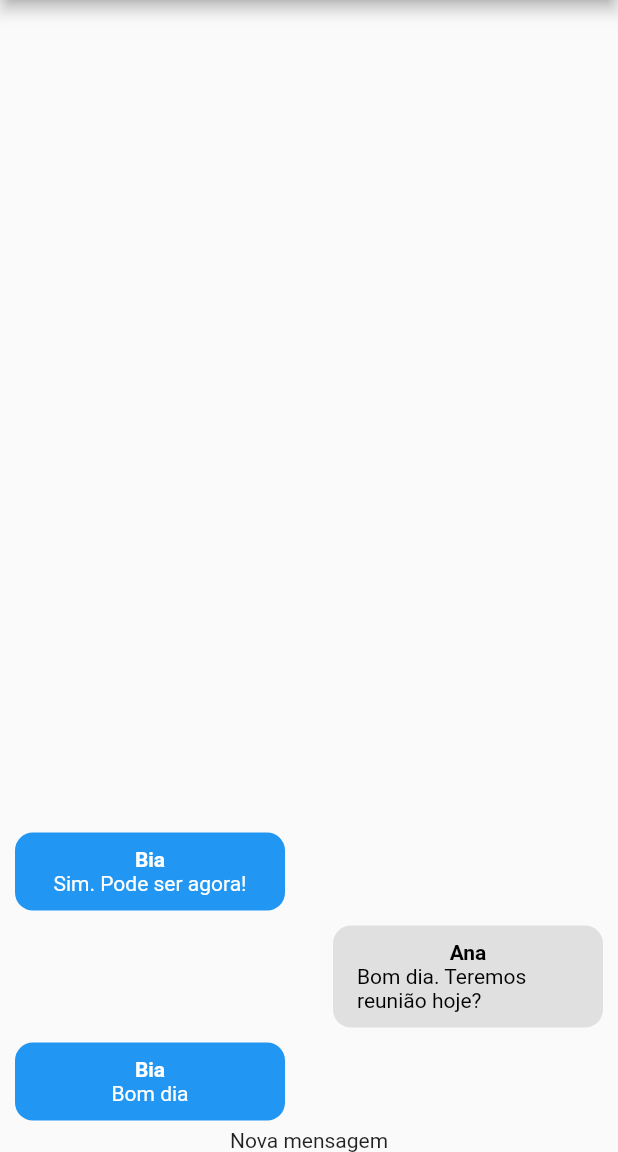
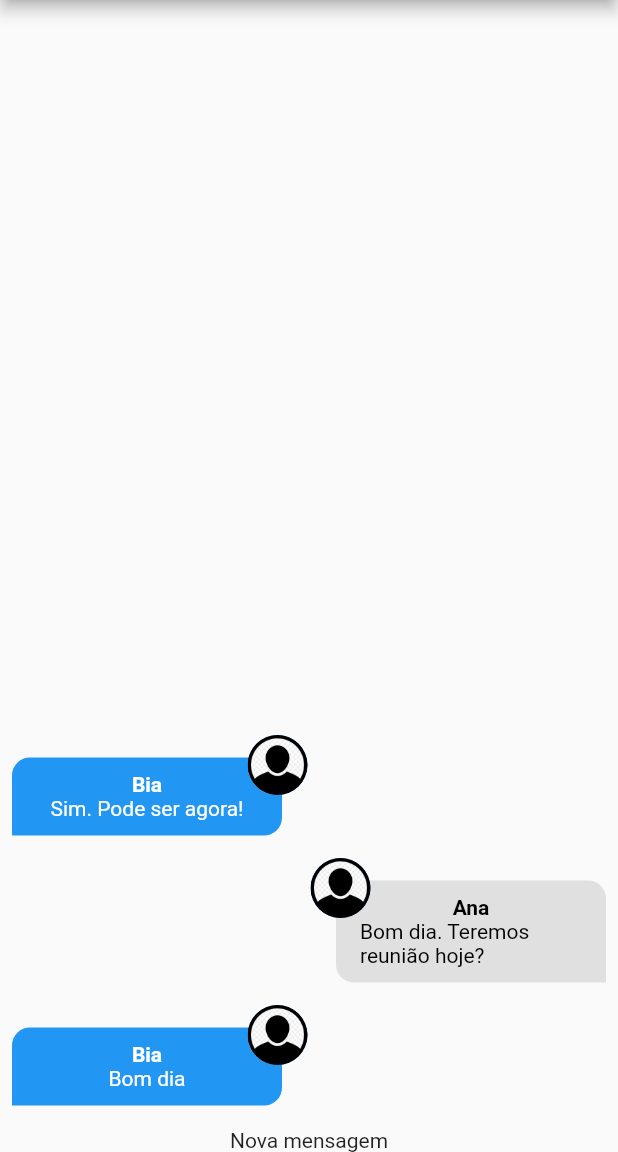
Before and after one commit to Jo-Analyst/Chat, a Flutter app: the screen it shows after launch, on a phone screen of 412 x 824 dp, the part 84-1236 px from its top. Run offline on Flutter 3.47's test engine with Material 2 defaults, Android fonts, the phone set to English and light mode, and no system bars; our stand-ins replace image_picker; accounts and stored records are empty.

Commit message:
Componente Message Bubble #02

```diff
--- a/lib/components/auth_form.dart
+++ b/lib/components/auth_form.dart
@@ -87,7 +87,7 @@ class _AuthFormState extends State<AuthForm> {
               Row(
                 children: [
                   SizedBox(
-                    width: 281,
+                    width: 335,
                     child: TextFormField(
                       key: const ValueKey("password"),
                       initialValue: _formData.password,
--- a/lib/components/message_bubble.dart
+++ b/lib/components/message_bubble.dart
@@ -1,19 +1,39 @@
+import 'dart:io';
+
 import 'package:flutter/material.dart';
 import '../core/models/chat_message.dart';
 
 class MessageBubble extends StatelessWidget {
   final ChatMessage message;
   final bool belongsToCurrentuser;
-
+  static const _defaultImage = "assets/images/avatar.png";
   const MessageBubble({
     required this.message,
     required this.belongsToCurrentuser,
     super.key,
   });
 
+  Widget _showUserImage(String imageUrl) {
+    ImageProvider? provider;
+    final uri = Uri.parse(imageUrl);
+    if (uri.path.contains(_defaultImage)) {
+      provider = const AssetImage(_defaultImage);
+    } else if (uri.scheme.contains("http")) {
+      provider = NetworkImage(uri.toString());
+    } else {
+      provider = FileImage(File(uri.toString()));
+    }
+
+    return CircleAvatar(
+      backgroundImage: provider,
+    );
+  }
+
   @override
   Widget build(BuildContext context) {
-    return Row(
+    return Stack(
+      children: [
+        Row(
           mainAxisAlignment: belongsToCurrentuser
               ? MainAxisAlignment.end
               : MainAxisAlignment.start,
@@ -23,15 +43,26 @@ class MessageBubble extends StatelessWidget {
                 color: belongsToCurrentuser
                     ? Colors.grey.shade300
                     : Theme.of(context).colorScheme.primary,
-              borderRadius: const BorderRadius.all(
-                Radius.circular(12),
-              )),
+                borderRadius: BorderRadius.only(
+                  topLeft: const Radius.circular(12),
+                  topRight: const Radius.circular(12),
+                  bottomLeft: belongsToCurrentuser
+                      ? const Radius.circular(12)
+                      : const Radius.circular(0),
+                  bottomRight: belongsToCurrentuser
+                      ? const Radius.circular(0)
+                      : const Radius.circular(12),
+                ),
+              ),
               width: 180,
               padding: const EdgeInsets.symmetric(
                 vertical: 10,
                 horizontal: 16,
               ),
-          margin: const EdgeInsets.symmetric(horizontal: 10, vertical: 5),
+              margin: const EdgeInsets.symmetric(
+                horizontal: 8,
+                vertical: 15,
+              ),
               child: Column(
                 children: [
                   Text(
@@ -41,14 +72,23 @@ class MessageBubble extends StatelessWidget {
                       fontWeight: FontWeight.bold,
                     ),
                   ),
-              Text(message.text,
+                  Text(
+                    message.text,
                     style: TextStyle(
                       color: belongsToCurrentuser ? Colors.black : Colors.white,
-                ),),
+                    ),
+                  ),
                 ],
               ),
             ),
           ],
+        ),
+        Positioned(
+            top: 0,
+            left: belongsToCurrentuser ? null : 165,
+            right: belongsToCurrentuser ? 165 : null,
+            child: _showUserImage(message.userImageUrl))
+      ],
     );
   }
 }
```
Lines whose indentation alone changed are shown as unchanged.
